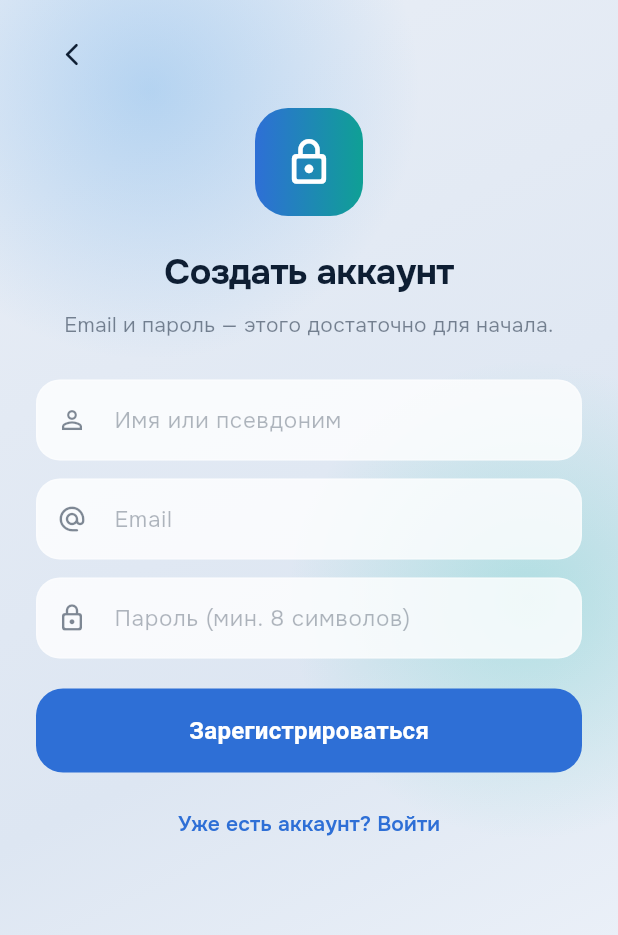
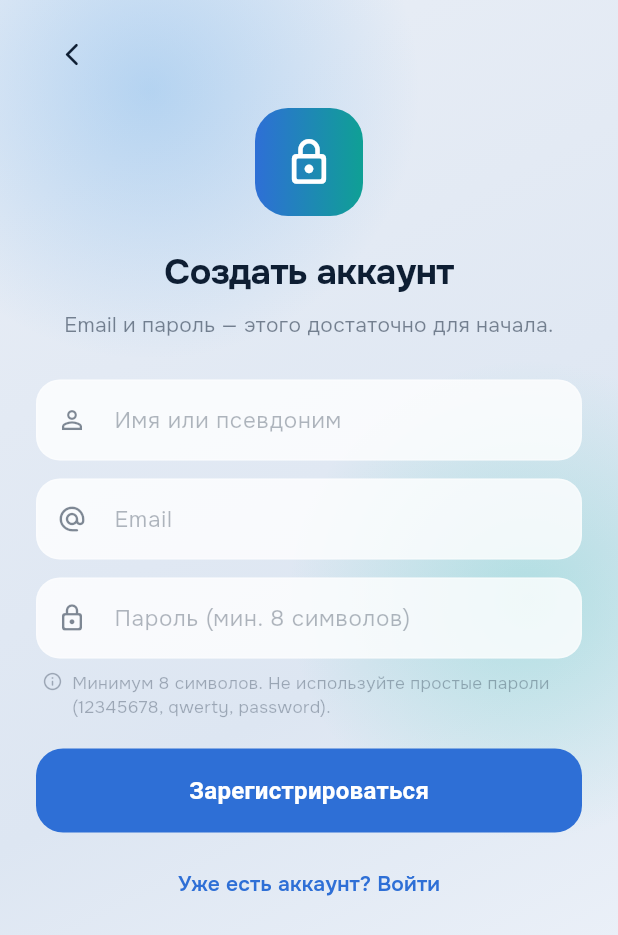
Before and after one commit to Zhar04/nuva, a Flutter app: the AuthScreen screen opened by its route, after a tap on "Нет аккаунта? Зарегистрироваться", on a phone screen of 412 x 824 dp. Shown: the top 935 px of the screen. Run offline on Flutter 3.47's test engine with Material 3 defaults, Android fonts, the phone set to English and light mode, and no system bars; our stand-ins replace flutter_dotenv, flutter_riverpod, flutter_secure_storage, go_router, google_fonts, image_picker and 2 more; missing offline and left inert: dart:html, dart:ui_web; accounts and stored records are empty.

Commit message:
feat(auth): password hint + friendly weak-password / email-taken errors
The real 400 from the backend ("пароль слишком широко распространён") was
opaque. Now:
- a hint under the password field in register mode (min 8, no common
  passwords), S.of ×3.
- friendlyAuthMessage() maps the server's password/email validation errors to
  clear localized copy (weak / short / numeric / email-taken), falling back to
  the server's own text otherwise. Extracted as a pure top-level fn + tested.

Frontend 19→24, all green; analyze clean.

Co-Authored-By: Claude Opus 4.8 <noreply@anthropic.com>

```diff
--- a/nuva_app/lib/l10n/strings.dart
+++ b/nuva_app/lib/l10n/strings.dart
@@ -1060,6 +1060,33 @@ class S {
         AppLang.en: 'Accept instant “Talk now” sessions (for 1 hour)',
       });
 
+  // ─── Auth (password help + friendly server errors) ──────────────
+  String get pwHint => _pick({
+        AppLang.ru: 'Минимум 8 символов. Не используйте простые пароли (12345678, qwerty, password).',
+        AppLang.kk: 'Кемінде 8 таңба. Қарапайым парольдерді қолданбаңыз (12345678, qwerty, password).',
+        AppLang.en: 'At least 8 characters. Avoid common passwords (12345678, qwerty, password).',
+      });
+  String get pwTooCommon => _pick({
+        AppLang.ru: 'Этот пароль слишком простой. Придумайте более надёжный — с буквами, цифрами и символом.',
+        AppLang.kk: 'Бұл пароль тым қарапайым. Әріптер, сандар және белгісі бар сенімдірек парольді ойлап табыңыз.',
+        AppLang.en: 'That password is too common. Choose a stronger one — mix letters, numbers and a symbol.',
+      });
+  String get pwTooShort => _pick({
+        AppLang.ru: 'Пароль слишком короткий — минимум 8 символов.',
+        AppLang.kk: 'Пароль тым қысқа — кемінде 8 таңба.',
+        AppLang.en: 'Password is too short — at least 8 characters.',
+      });
+  String get pwTooNumeric => _pick({
+        AppLang.ru: 'Пароль не должен состоять только из цифр.',
+        AppLang.kk: 'Пароль тек сандардан тұрмауы керек.',
+        AppLang.en: 'Password can’t be entirely numeric.',
+      });
+  String get emailTaken => _pick({
+        AppLang.ru: 'Этот email уже зарегистрирован. Попробуйте войти.',
+        AppLang.kk: 'Бұл email тіркелген. Кіріп көріңіз.',
+        AppLang.en: 'This email is already registered. Try signing in.',
+      });
+
   // ─── Legal screens ──────────────────────────────────────────────
   /// Honest banner shown above every legal document: this is a draft, the
   /// authoritative version is RU and finalized by a lawyer before launch.
--- a/nuva_app/lib/screens/auth_screen.dart
+++ b/nuva_app/lib/screens/auth_screen.dart
@@ -2,12 +2,49 @@ import 'package:flutter/material.dart';
 import 'package:flutter_riverpod/flutter_riverpod.dart';
 import 'package:go_router/go_router.dart';
 
+import '../l10n/strings.dart';
 import '../models/user_profile.dart';
 import '../services/api_client.dart';
 import '../services/backend_auth.dart';
 import '../services/lead_capture.dart';
 import '../theme/theme.dart';
 import '../widgets/glass.dart';
+
+/// Turn a DRF auth validation error into friendly, localized copy. The backend's
+/// password validators answer in Russian (e.g. "слишком широко распространён");
+/// we match on stable keywords so the mapping survives wording tweaks, and fall
+/// back to the server's own text for anything we don't special-case. Top-level +
+/// pure so it can be unit-tested without a widget.
+String friendlyAuthMessage(ApiException e, S s) {
+  String? firstError(dynamic field) {
+    if (field is List && field.isNotEmpty) return field.first.toString();
+    if (field is String && field.isNotEmpty) return field;
+    return null;
+  }
+
+  final pw = firstError(e.body['password']);
+  if (pw != null) {
+    final low = pw.toLowerCase();
+    if (low.contains('распростран') || low.contains('common')) {
+      return s.pwTooCommon;
+    }
+    if (low.contains('коротк') || low.contains('short') || low.contains('8 ')) {
+      return s.pwTooShort;
+    }
+    if (low.contains('цифр') || low.contains('numeric')) return s.pwTooNumeric;
+    return pw; // some other password rule — show the server's wording
+  }
+  final email = firstError(e.body['email']);
+  if (email != null) {
+    final low = email.toLowerCase();
+    if (low.contains('существ') || low.contains('exist') ||
+        low.contains('unique')) {
+      return s.emailTaken;
+    }
+    return email;
+  }
+  return e.message;
+}
 
 /// Email + password sign-in / registration against the Nuva backend (JWT).
 /// Non-blocking: "Продолжить без аккаунта" keeps the app usable.
@@ -44,6 +81,8 @@ class _AuthScreenState extends ConsumerState<AuthScreen> {
       content: Text(msg, style: const TextStyle(color: Colors.white)),
     ));
   }
+
+  String _friendlyAuthError(ApiException e) => friendlyAuthMessage(e, S.of(ref));
 
   Future<void> _submit() async {
     final email = _email.text.trim();
@@ -90,9 +129,10 @@ class _AuthScreenState extends ConsumerState<AuthScreen> {
         // to the auth state change and honors any ?next= intended route).
       }
     } on ApiException catch (e) {
-      // The server answered with an error (e.g. 400 "email уже занят") — show
-      // its real message, not a misleading "no connection".
-      _snack(e.message, error: true);
+      // The server answered with an error (e.g. 400 weak password / email
+      // taken). Map the common cases to friendly, localized copy; otherwise
+      // fall back to the server's own message — never "no connection".
+      _snack(_friendlyAuthError(e), error: true);
     } on NetworkException {
       _snack('Нет связи с сервером. Проверьте интернет.', error: true);
     } catch (e) {
@@ -210,6 +250,27 @@ class _AuthScreenState extends ConsumerState<AuthScreen> {
                   decoration: deco('Пароль (мин. 8 символов)',
                       Icons.lock_outline_rounded),
                 ),
+                if (_register) ...[
+                  const SizedBox(height: 8),
+                  Padding(
+                    padding: const EdgeInsets.symmetric(horizontal: 4),
+                    child: Row(
+                      crossAxisAlignment: CrossAxisAlignment.start,
+                      children: [
+                        Icon(Icons.info_outline_rounded,
+                            size: 14, color: t.textTer),
+                        const SizedBox(width: 6),
+                        Expanded(
+                          child: Text(
+                            S.of(ref).pwHint,
+                            style: TextStyle(
+                                color: t.textTer, fontSize: 11.5, height: 1.4),
+                          ),
+                        ),
+                      ],
+                    ),
+                  ),
+                ],
                 const SizedBox(height: 20),
                 PrimaryButton(
                   label: _register ? 'Зарегистрироваться' : 'Войти',
```
Also changed, not shown: 1 other file.
